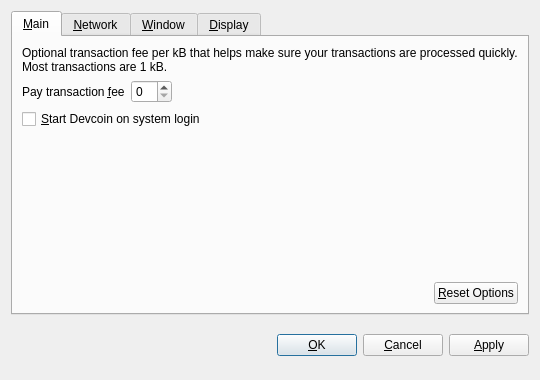
devcoin/core, file src/qt/forms/optionsdialog.ui: the form before one commit.
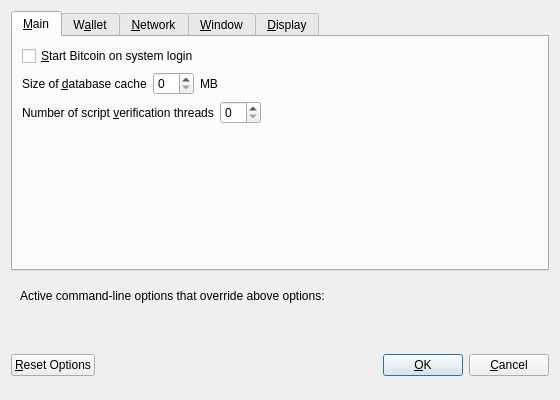
The form after the commit. Custom widgets are drawn as their Qt base class.

Commit message: Add devcoin 0.9.2MM to devcoin branch 0.9.2

```diff
--- a/src/qt/forms/optionsdialog.ui
+++ b/src/qt/forms/optionsdialog.ui
@@ -6,8 +6,8 @@
    <rect>
     <x>0</x>
     <y>0</y>
-    <width>540</width>
-    <height>380</height>
+    <width>560</width>
+    <height>400</height>
    </rect>
   </property>
   <property name="windowTitle">
@@ -19,9 +19,6 @@
   <layout class="QVBoxLayout" name="verticalLayout">
    <item>
     <widget class="QTabWidget" name="tabWidget">
-     <property name="tabPosition">
-      <enum>QTabWidget::North</enum>
-     </property>
      <property name="currentIndex">
       <number>0</number>
      </property>
@@ -31,6 +28,116 @@
       </attribute>
       <layout class="QVBoxLayout" name="verticalLayout_Main">
        <item>
+        <widget class="QCheckBox" name="bitcoinAtStartup">
+         <property name="toolTip">
+          <string>Automatically start Bitcoin after logging in to the system.</string>
+         </property>
+         <property name="text">
+          <string>&amp;Start Bitcoin on system login</string>
+         </property>
+        </widget>
+       </item>
+       <item>
+        <layout class="QHBoxLayout" name="horizontalLayout_2_Main">
+         <item>
+          <widget class="QLabel" name="databaseCacheLabel">
+           <property name="text">
+            <string>Size of &amp;database cache</string>
+           </property>
+           <property name="textFormat">
+            <enum>Qt::PlainText</enum>
+           </property>
+           <property name="buddy">
+            <cstring>databaseCache</cstring>
+           </property>
+          </widget>
+         </item>
+         <item>
+          <widget class="QSpinBox" name="databaseCache"/>
+         </item>
+         <item>
+          <widget class="QLabel" name="databaseCacheUnitLabel">
+           <property name="text">
+            <string>MB</string>
+           </property>
+           <property name="textFormat">
+            <enum>Qt::PlainText</enum>
+           </property>
+          </widget>
+         </item>
+         <item>
+          <spacer name="horizontalSpacer_2_Main">
+           <property name="orientation">
+            <enum>Qt::Horizontal</enum>
+           </property>
+           <property name="sizeHint" stdset="0">
+            <size>
+             <width>40</width>
+             <height>20</height>
+            </size>
+           </property>
+          </spacer>
+         </item>
+        </layout>
+       </item>
+       <item>
+        <layout class="QHBoxLayout" name="horizontalLayout_3_Main">
+         <item>
+          <widget class="QLabel" name="threadsScriptVerifLabel">
+           <property name="text">
+            <string>Number of script &amp;verification threads</string>
+           </property>
+           <property name="textFormat">
+            <enum>Qt::PlainText</enum>
+           </property>
+           <property name="buddy">
+            <cstring>threadsScriptVerif</cstring>
+           </property>
+          </widget>
+         </item>
+         <item>
+          <widget class="QSpinBox" name="threadsScriptVerif">
+           <property name="toolTip">
+            <string>(0 = auto, &lt;0 = leave that many cores free)</string>
+           </property>
+          </widget>
+         </item>
+         <item>
+          <spacer name="horizontalSpacer_3_Main">
+           <property name="orientation">
+            <enum>Qt::Horizontal</enum>
+           </property>
+           <property name="sizeHint" stdset="0">
+            <size>
+             <width>40</width>
+             <height>20</height>
+            </size>
+           </property>
+          </spacer>
+         </item>
+        </layout>
+       </item>
+       <item>
+        <spacer name="verticalSpacer_Main">
+         <property name="orientation">
+          <enum>Qt::Vertical</enum>
+         </property>
+         <property name="sizeHint" stdset="0">
+          <size>
+           <width>20</width>
+           <height>40</height>
+          </size>
+         </property>
+        </spacer>
+       </item>
+      </layout>
+     </widget>
+     <widget class="QWidget" name="tabWallet">
+      <attribute name="title">
+       <string>W&amp;allet</string>
+      </attribute>
+      <layout class="QVBoxLayout" name="verticalLayout_Wallet">
+       <item>
         <widget class="QLabel" name="transactionFeeInfoLabel">
          <property name="text">
           <string>Optional transaction fee per kB that helps make sure your transactions are processed quickly. Most transactions are 1 kB.</string>
@@ -44,7 +151,7 @@
         </widget>
        </item>
        <item>
-        <layout class="QHBoxLayout" name="horizontalLayout_1_Main">
+        <layout class="QHBoxLayout" name="horizontalLayout_1_Wallet">
          <item>
           <widget class="QLabel" name="transactionFeeLabel">
            <property name="text">
@@ -77,17 +184,7 @@
         </layout>
        </item>
        <item>
-        <widget class="QCheckBox" name="bitcoinAtStartup">
-         <property name="toolTip">
-          <string>Automatically start Devcoin after logging in to the system.</string>
-         </property>
-         <property name="text">
-          <string>&amp;Start Devcoin on system login</string>
-         </property>
-        </widget>
-       </item>
-       <item>
-        <spacer name="verticalSpacer_Main">
+        <spacer name="verticalSpacer_Wallet">
          <property name="orientation">
           <enum>Qt::Vertical</enum>
          </property>
@@ -100,34 +197,33 @@
         </spacer>
        </item>
        <item>
-        <layout class="QHBoxLayout" name="horizontalLayout_2_Main">
-         <item>
-          <spacer name="horizontalSpacer_2_Main">
-           <property name="orientation">
-            <enum>Qt::Horizontal</enum>
-           </property>
-           <property name="sizeHint" stdset="0">
-            <size>
-             <width>40</width>
-             <height>20</height>
-            </size>
-           </property>
-          </spacer>
-         </item>
-         <item>
-          <widget class="QPushButton" name="resetButton">
-           <property name="toolTip">
-            <string>Reset all client options to default.</string>
-           </property>
-           <property name="text">
-            <string>&amp;Reset Options</string>
-           </property>
-           <property name="autoDefault">
-            <bool>false</bool>
-           </property>
-          </widget>
-         </item>
-        </layout>
+        <widget class="QGroupBox" name="groupBox">
+         <property name="title">
+          <string>Expert</string>
+         </property>
+         <layout class="QVBoxLayout" name="verticalLayout_2">
+          <item>
+           <widget class="QCheckBox" name="coinControlFeatures">
+            <property name="toolTip">
+             <string>Whether to show coin control features or not.</string>
+            </property>
+            <property name="text">
+             <string>Enable coin &amp;control features</string>
+            </property>
+           </widget>
+          </item>
+          <item>
+           <widget class="QCheckBox" name="spendZeroConfChange">
+            <property name="toolTip">
+             <string>If you disable the spending of unconfirmed change, the change from a transaction cannot be used until that transaction has at least one confirmation. This also affects how your balance is computed.</string>
+            </property>
+            <property name="text">
+             <string>&amp;Spend unconfirmed change</string>
+            </property>
+           </widget>
+          </item>
+         </layout>
+        </widget>
        </item>
       </layout>
      </widget>
@@ -380,8 +476,67 @@
      </widget>
     </widget>
    </item>
+   <item>
+    <widget class="QFrame" name="frame">
+     <layout class="QVBoxLayout" name="verticalLayout_Bottom">
+      <item>
+       <layout class="QHBoxLayout" name="horizontalLayout_Bottom">
+        <item>
+         <widget class="QLabel" name="overriddenByCommandLineInfoLabel">
+          <property name="text">
+           <string>Active command-line options that override above options:</string>
+          </property>
+          <property name="textFormat">
+           <enum>Qt::PlainText</enum>
+          </property>
+         </widget>
+        </item>
+        <item>
+         <spacer name="horizontalSpacer_Bottom">
+          <property name="orientation">
+           <enum>Qt::Horizontal</enum>
+          </property>
+          <property name="sizeHint" stdset="0">
+           <size>
+            <width>40</width>
+            <height>20</height>
+           </size>
+          </property>
+         </spacer>
+        </item>
+       </layout>
+      </item>
+      <item>
+       <widget class="QLabel" name="overriddenByCommandLineLabel">
+        <property name="text">
+         <string/>
+        </property>
+        <property name="textFormat">
+         <enum>Qt::PlainText</enum>
+        </property>
+        <property name="wordWrap">
+         <bool>true</bool>
+        </property>
+       </widget>
+      </item>
+     </layout>
+    </widget>
+   </item>
    <item>
     <layout class="QHBoxLayout" name="horizontalLayout_Buttons">
+     <item>
+      <widget class="QPushButton" name="resetButton">
+       <property name="toolTip">
+        <string>Reset all client options to default.</string>
+       </property>
+       <property name="text">
+        <string>&amp;Reset Options</string>
+       </property>
+       <property name="autoDefault">
+        <bool>false</bool>
+       </property>
+      </widget>
+     </item>
      <item>
       <spacer name="horizontalSpacer_1">
        <property name="orientation">
@@ -397,6 +552,12 @@
      </item>
      <item>
       <widget class="QLabel" name="statusLabel">
+       <property name="minimumSize">
+        <size>
+         <width>200</width>
+         <height>0</height>
+        </size>
+       </property>
        <property name="font">
         <font>
          <weight>75</weight>
@@ -444,16 +605,6 @@
        </property>
       </widget>
      </item>
-     <item>
-      <widget class="QPushButton" name="applyButton">
-       <property name="text">
-        <string>&amp;Apply</string>
-       </property>
-       <property name="autoDefault">
-        <bool>false</bool>
-       </property>
-      </widget>
-     </item>
     </layout>
    </item>
   </layout>
@@ -461,19 +612,20 @@
  <customwidgets>
   <customwidget>
    <class>BitcoinAmountField</class>
-   <extends>QSpinBox</extends>
+   <extends>QLineEdit</extends>
    <header>bitcoinamountfield.h</header>
+   <container>1</container>
+  </customwidget>
+  <customwidget>
+   <class>QValidatedLineEdit</class>
+   <extends>QLineEdit</extends>
+   <header>qvalidatedlineedit.h</header>
   </customwidget>
   <customwidget>
    <class>QValueComboBox</class>
    <extends>QComboBox</extends>
    <header>qvaluecombobox.h</header>
   </customwidget>
-  <customwidget>
-   <class>QValidatedLineEdit</class>
-   <extends>QLineEdit</extends>
-   <header>qvalidatedlineedit.h</header>
-  </customwidget>
  </customwidgets>
  <resources/>
  <connections/>
```
Left out of the diff: 54 changed lines with no effect on the pictures. The commit also changes 2813 other files.
